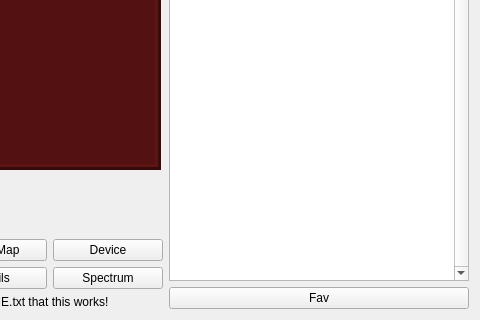
Before: the Qt Designer form forms/dabradio.ui in tomneda/DABstar, drawn with Qt 5; both pictures show x 394 to 874 and y 169 to 489 of the 874 by 489 pixel window.
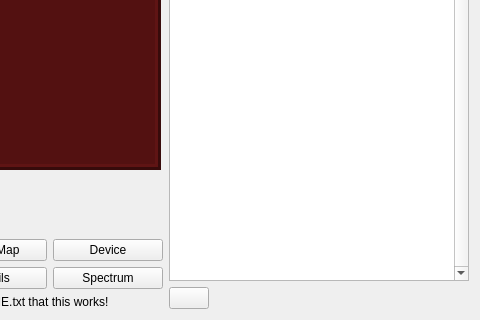
After: the same form once the commit is applied.

```diff
--- a/forms/dabradio.ui
+++ b/forms/dabradio.ui
@@ -452,11 +452,24 @@
       <layout class="QHBoxLayout" name="horizontalLayout_11">
        <item>
         <widget class="QPushButton" name="btnFav">
-         <property name="text">
-          <string>Fav</string>
+         <property name="toolTip">
+          <string>&lt;html&gt;&lt;head/&gt;&lt;body&gt;&lt;p&gt;Toogle to set current service as favorite on or off&lt;/p&gt;&lt;/body&gt;&lt;/html&gt;</string>
          </property>
         </widget>
        </item>
+       <item>
+        <spacer name="horizontalSpacer_5">
+         <property name="orientation">
+          <enum>Qt::Horizontal</enum>
+         </property>
+         <property name="sizeHint" stdset="0">
+          <size>
+           <width>40</width>
+           <height>20</height>
+          </size>
+         </property>
+        </spacer>
+       </item>
       </layout>
      </item>
     </layout>
```
